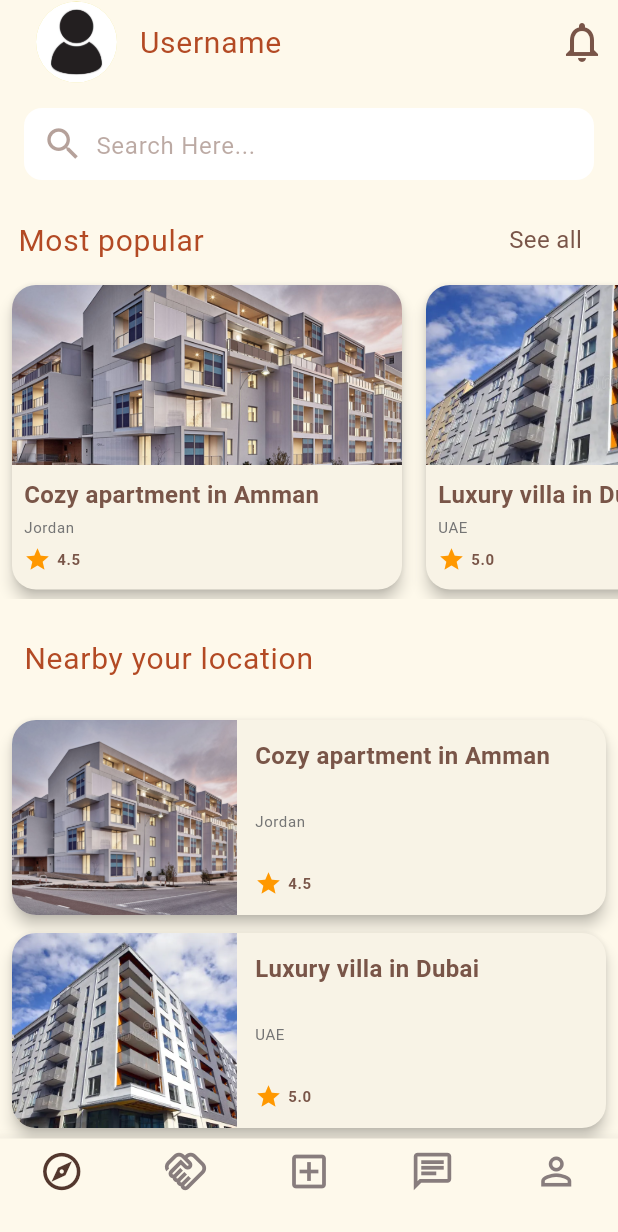
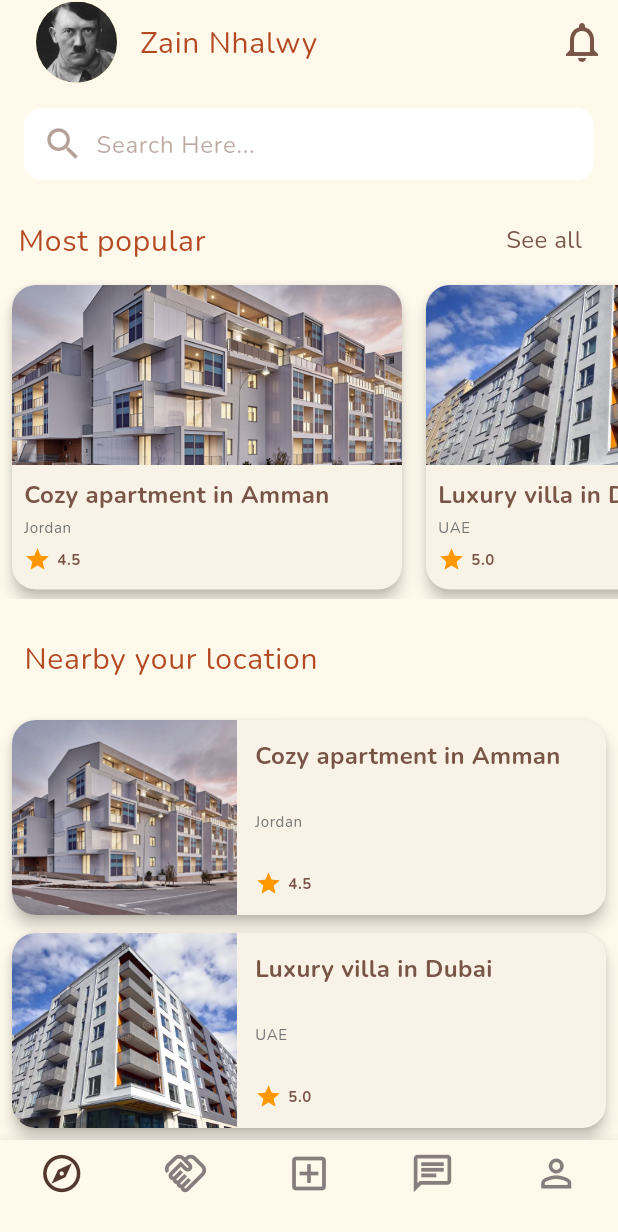
Before and after one commit to Zain-Nhlawy/Daleel_app_project, a Flutter app: the screen it shows after launch, on a phone screen of 412 x 824 dp. Shown: the top 1232 px of the screen. Run offline on Flutter 3.47's test engine with Material 3 defaults, Android fonts, the light colour scheme and no system bars; our stand-ins replace google_fonts.

Commit message:
changing font to nunito

```diff
--- a/lib/screen/home_screen/home_screen.dart
+++ b/lib/screen/home_screen/home_screen.dart
@@ -16,10 +16,10 @@ class HomeScreen extends StatelessWidget {
             SizedBox(width: 8),
             CircleAvatar(
               radius: 27,
-              backgroundImage: AssetImage('assets/images/profilePic.png'),
+              backgroundImage: AssetImage('assets/images/user.png'),
             ),
             SizedBox(width: 15),
-            Text('Username', style: Theme.of(context).textTheme.bodyLarge),
+            Text('Zain Nhalwy', style: Theme.of(context).textTheme.bodyLarge),
           ],
         ),
         actions: [
--- a/lib/screen/profile_screen.dart
+++ b/lib/screen/profile_screen.dart
@@ -1,4 +1,3 @@
-import 'package:daleel_app_project/testing.dart';
 import 'package:daleel_app_project/widget/profile_screen_widgets/profile_options.dart';
 import 'package:flutter/material.dart';
 
```
Also changed, not shown: lib/main.dart (+8 -7 lines), lib/screen/home_screen_tabs.dart (renamed from lib/screen/home_screen/home_screen_tabs.dart), 1 other file.
